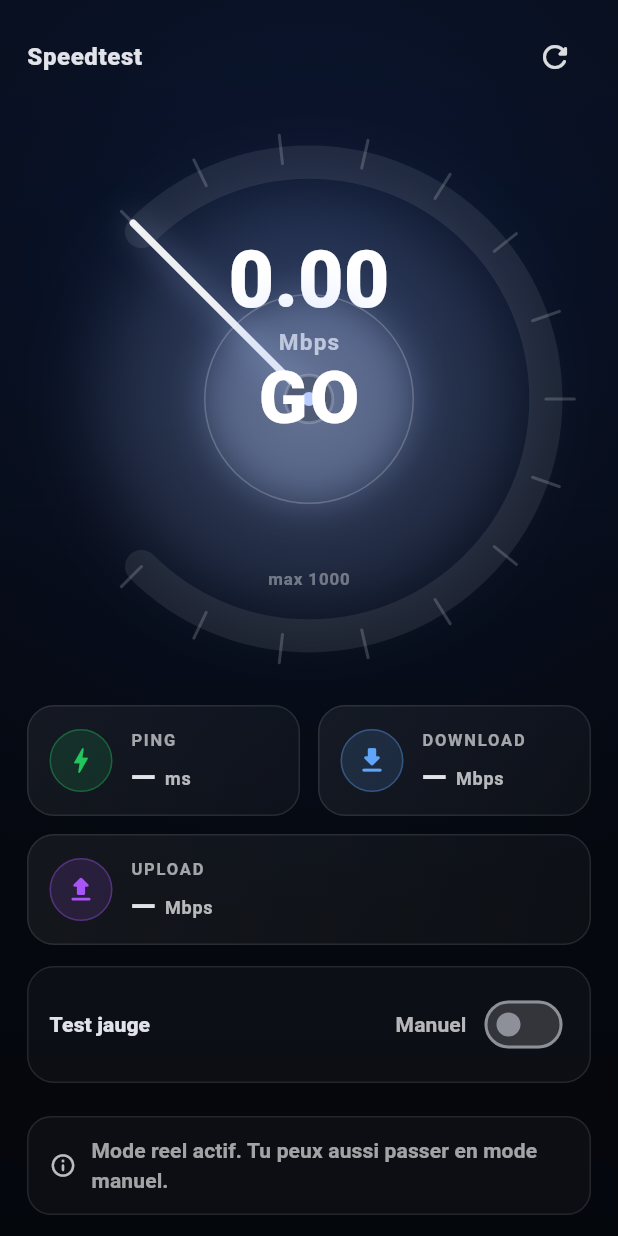
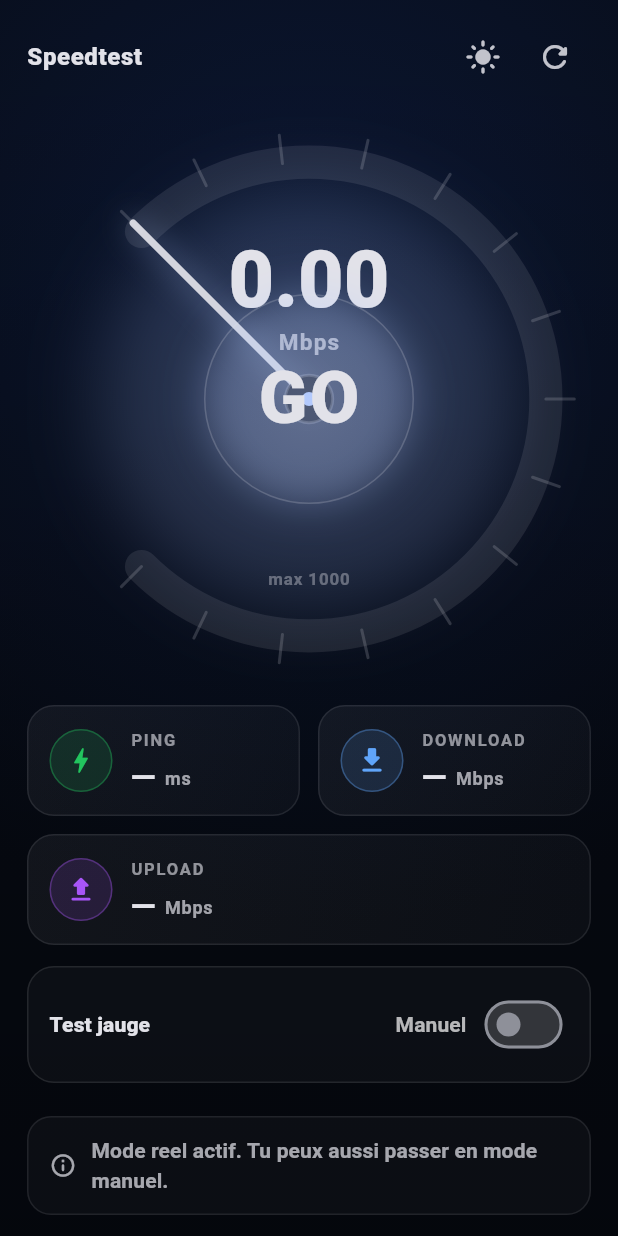
Before and after one commit to thibaultcrn1/projet-flutter-epsi, a Flutter app: the screen it shows after launch, on a phone screen of 412 x 824 dp. Run offline on Flutter 3.47's test engine with Material 3 defaults, Android fonts, the phone set to English and light mode, and no system bars.

Commit message:
feat(ThemeSwitcher,UnitTest): Add ThemeSwitcher (Light & Dark mode), Add Unit Tests

```diff
--- a/lib/main.dart
+++ b/lib/main.dart
@@ -6,23 +6,49 @@ void main() {
   runApp(const MyApp());
 }
 
-class MyApp extends StatelessWidget {
+class MyApp extends StatefulWidget {
   const MyApp({super.key});
 
   @override
+  State<MyApp> createState() => _MyAppState();
+}
+
+class _MyAppState extends State<MyApp> {
+  ThemeMode _themeMode = ThemeMode.dark;
+
+  void _toggleTheme() {
+    setState(() {
+      _themeMode = _themeMode == ThemeMode.dark ? ThemeMode.light : ThemeMode.dark;
+    });
+  }
+
+  @override
   Widget build(BuildContext context) {
+    const seed = Color(0xFF3B82F6);
     return MaterialApp(
       title: 'Speedtest',
       debugShowCheckedModeBanner: false,
       theme: ThemeData(
         colorScheme: ColorScheme.fromSeed(
-          seedColor: const Color(0xFF3B82F6),
+          seedColor: seed,
+          brightness: Brightness.light,
+        ),
+        scaffoldBackgroundColor: const Color(0xFFF2F6FF),
+        useMaterial3: true,
+      ),
+      darkTheme: ThemeData(
+        colorScheme: ColorScheme.fromSeed(
+          seedColor: seed,
           brightness: Brightness.dark,
         ),
         scaffoldBackgroundColor: const Color(0xFF070B14),
         useMaterial3: true,
       ),
-      home: const SpeedtestScreen(),
+      themeMode: _themeMode,
+      home: SpeedtestScreen(
+        isDarkMode: _themeMode == ThemeMode.dark,
+        onToggleTheme: _toggleTheme,
+      ),
     );
   }
 }
--- a/lib/speedtest/speedtest_screen.dart
+++ b/lib/speedtest/speedtest_screen.dart
@@ -5,7 +5,14 @@ import 'widgets/metric_card.dart';
 import 'widgets/speed_gauge.dart';
 
 class SpeedtestScreen extends StatefulWidget {
-  const SpeedtestScreen({super.key});
+  const SpeedtestScreen({
+    super.key,
+    required this.isDarkMode,
+    required this.onToggleTheme,
+  });
+
+  final bool isDarkMode;
+  final VoidCallback onToggleTheme;
 
   @override
   State<SpeedtestScreen> createState() => _SpeedtestScreenState();
@@ -46,18 +53,20 @@ class _SpeedtestScreenState extends State<SpeedtestScreen> {
   @override
   Widget build(BuildContext context) {
     final safe = MediaQuery.of(context).padding;
+    final isDark = Theme.of(context).brightness == Brightness.dark;
 
     return Scaffold(
       body: Stack(
         children: [
-          // Background (gradient + vignette)
           Positioned.fill(
             child: DecoratedBox(
               decoration: BoxDecoration(
                 gradient: RadialGradient(
                   center: const Alignment(0.0, -0.55),
                   radius: 1.05,
-                  colors: [const Color(0xFF0B1734), const Color(0xFF070B14)],
+                  colors: isDark
+                      ? [const Color(0xFF0B1734), const Color(0xFF070B14)]
+                      : [const Color(0xFFDDE8FF), const Color(0xFFF4F8FF)],
                 ),
               ),
             ),
@@ -69,8 +78,10 @@ class _SpeedtestScreenState extends State<SpeedtestScreen> {
                   begin: Alignment.topCenter,
                   end: Alignment.bottomCenter,
                   colors: [
-                    Colors.black.withValues(alpha: 0.00),
-                    Colors.black.withValues(alpha: 0.38),
+                    (isDark ? Colors.black : Colors.white).withValues(alpha: 0.00),
+                    (isDark ? Colors.black : Colors.white).withValues(
+                      alpha: isDark ? 0.38 : 0.32,
+                    ),
                   ],
                 ),
               ),
@@ -89,6 +100,8 @@ class _SpeedtestScreenState extends State<SpeedtestScreen> {
                       _TopBar(
                         isRunning: _controller.isRunning,
                         onReset: _controller.reset,
+                        isDarkMode: widget.isDarkMode,
+                        onToggleTheme: widget.onToggleTheme,
                       ),
                       const SizedBox(height: 16),
                       Expanded(
@@ -155,7 +168,7 @@ class _SpeedtestScreenState extends State<SpeedtestScreen> {
                                               .labelLarge
                                               ?.copyWith(
                                                 color: Colors.white.withValues(
-                                                  alpha: 0.62,
+                                                  alpha: isDark ? 0.62 : 0.82,
                                                 ),
                                                 fontWeight: FontWeight.w600,
                                               ),
@@ -185,10 +198,17 @@ class _SpeedtestScreenState extends State<SpeedtestScreen> {
 }
 
 class _TopBar extends StatelessWidget {
-  const _TopBar({required this.isRunning, required this.onReset});
+  const _TopBar({
+    required this.isRunning,
+    required this.onReset,
+    required this.isDarkMode,
+    required this.onToggleTheme,
+  });
 
   final bool isRunning;
   final VoidCallback onReset;
+  final bool isDarkMode;
+  final VoidCallback onToggleTheme;
 
   @override
   Widget build(BuildContext context) {
@@ -203,11 +223,19 @@ class _TopBar extends StatelessWidget {
         ),
         const Spacer(),
         IconButton(
+          onPressed: onToggleTheme,
+          tooltip: isDarkMode ? 'Passer en clair' : 'Passer en sombre',
+          icon: Icon(
+            isDarkMode ? Icons.light_mode_rounded : Icons.dark_mode_rounded,
+            color: Theme.of(context).colorScheme.onSurface.withValues(alpha: 0.85),
+          ),
+        ),
+        IconButton(
           onPressed: isRunning ? null : onReset,
           tooltip: 'Réinitialiser',
           icon: Icon(
             Icons.refresh_rounded,
-            color: Colors.white.withValues(alpha: 0.85),
+            color: Theme.of(context).colorScheme.onSurface.withValues(alpha: 0.85),
           ),
         ),
       ],
@@ -298,12 +326,13 @@ class _BottomHint extends StatelessWidget {
 
   @override
   Widget build(BuildContext context) {
+    final scheme = Theme.of(context).colorScheme;
     return Container(
       padding: const EdgeInsets.symmetric(horizontal: 14, vertical: 12),
       decoration: BoxDecoration(
         borderRadius: BorderRadius.circular(16),
-        border: Border.all(color: Colors.white.withValues(alpha: 0.10)),
-        color: Colors.white.withValues(alpha: 0.03),
+        border: Border.all(color: scheme.onSurface.withValues(alpha: 0.10)),
+        color: scheme.onSurface.withValues(alpha: 0.03),
       ),
       child: Row(
         children: [
@@ -312,7 +341,7 @@ class _BottomHint extends StatelessWidget {
                 ? Icons.wifi_tethering_rounded
                 : Icons.info_outline_rounded,
             size: 18,
-            color: Colors.white.withValues(alpha: 0.72),
+            color: scheme.onSurface.withValues(alpha: 0.72),
           ),
           const SizedBox(width: 10),
           Expanded(
@@ -321,7 +350,7 @@ class _BottomHint extends StatelessWidget {
                   ? 'Mesure reseau en cours (ping/download/upload).'
                   : 'Mode reel actif. Tu peux aussi passer en mode manuel.',
               style: Theme.of(context).textTheme.labelLarge?.copyWith(
-                color: Colors.white.withValues(alpha: 0.62),
+                color: scheme.onSurface.withValues(alpha: 0.72),
                 fontWeight: FontWeight.w600,
               ),
             ),
--- a/lib/speedtest/widgets/metric_card.dart
+++ b/lib/speedtest/widgets/metric_card.dart
@@ -20,17 +20,21 @@ class MetricCard extends StatelessWidget {
   Widget build(BuildContext context) {
     final scheme = Theme.of(context).colorScheme;
     final a = accent ?? scheme.primary;
+    final onSurface = scheme.onSurface;
+    final isDark = Theme.of(context).brightness == Brightness.dark;
     return Container(
       padding: const EdgeInsets.all(14),
       decoration: BoxDecoration(
         borderRadius: BorderRadius.circular(18),
-        border: Border.all(color: Colors.white.withValues(alpha: 0.10)),
+        border: Border.all(
+          color: onSurface.withValues(alpha: isDark ? 0.10 : 0.14),
+        ),
         gradient: LinearGradient(
           begin: Alignment.topLeft,
           end: Alignment.bottomRight,
           colors: [
-            Colors.white.withValues(alpha: 0.06),
-            Colors.white.withValues(alpha: 0.03),
+            onSurface.withValues(alpha: isDark ? 0.06 : 0.04),
+            onSurface.withValues(alpha: isDark ? 0.03 : 0.02),
           ],
         ),
       ),
@@ -56,7 +60,7 @@ class MetricCard extends StatelessWidget {
                   title.toUpperCase(),
                   style: Theme.of(context).textTheme.labelSmall?.copyWith(
                     letterSpacing: 1.2,
-                    color: Colors.white.withValues(alpha: 0.62),
+                    color: onSurface.withValues(alpha: 0.62),
                     fontWeight: FontWeight.w600,
                   ),
                 ),
@@ -80,7 +84,7 @@ class MetricCard extends StatelessWidget {
                         unit,
                         style: Theme.of(context).textTheme.labelMedium
                             ?.copyWith(
-                              color: Colors.white.withValues(alpha: 0.70),
+                              color: onSurface.withValues(alpha: 0.70),
                               fontWeight: FontWeight.w600,
                             ),
                       ),
--- a/lib/speedtest/widgets/speed_gauge.dart
+++ b/lib/speedtest/widgets/speed_gauge.dart
@@ -76,6 +76,8 @@ class _GoButton extends StatelessWidget {
   @override
   Widget build(BuildContext context) {
     final scheme = Theme.of(context).colorScheme;
+    final onSurface = scheme.onSurface;
+    final isDark = Theme.of(context).brightness == Brightness.dark;
     return GestureDetector(
       onTap: isRunning ? null : onTap,
       child: AnimatedOpacity(
@@ -88,11 +90,13 @@ class _GoButton extends StatelessWidget {
             shape: BoxShape.circle,
             gradient: RadialGradient(
               colors: [
-                Colors.white.withValues(alpha: 0.12),
-                Colors.white.withValues(alpha: 0.02),
+                onSurface.withValues(alpha: isDark ? 0.12 : 0.08),
+                onSurface.withValues(alpha: isDark ? 0.02 : 0.01),
               ],
             ),
-            border: Border.all(color: Colors.white.withValues(alpha: 0.20)),
+            border: Border.all(
+              color: onSurface.withValues(alpha: isDark ? 0.20 : 0.28),
+            ),
             boxShadow: [
               BoxShadow(
                 color: scheme.primary.withValues(alpha: 0.30),
@@ -108,7 +112,7 @@ class _GoButton extends StatelessWidget {
                 fontSize: diameter * 0.34,
                 fontWeight: FontWeight.w900,
                 letterSpacing: 1.8,
-                color: Colors.white,
+                color: onSurface,
               ),
             ),
           ),
@@ -155,7 +159,7 @@ class _GaugePainter extends CustomPainter {
       ..style = PaintingStyle.stroke
       ..strokeWidth = radius * 0.14
       ..strokeCap = StrokeCap.round
-      ..color = Colors.white.withValues(alpha: 0.08);
+      ..color = colorScheme.onSurface.withValues(alpha: 0.10);
     canvas.drawArc(rect, _startAngle, _sweepAngle, false, basePaint);
 
     final arcPaint = Paint()
@@ -183,7 +187,7 @@ class _GaugePainter extends CustomPainter {
 
   void _paintTicks(Canvas canvas, Offset center, double radius) {
     final tickPaint = Paint()
-      ..color = Colors.white.withValues(alpha: 0.18)
+      ..color = colorScheme.onSurface.withValues(alpha: 0.18)
       ..strokeWidth = 2
       ..strokeCap = StrokeCap.round;
 
@@ -205,7 +209,7 @@ class _GaugePainter extends CustomPainter {
 
   void _paintNeedle(Canvas canvas, Offset center, double radius, double angle) {
     final needlePaint = Paint()
-      ..color = Colors.white.withValues(alpha: 0.92)
+      ..color = colorScheme.onSurface.withValues(alpha: 0.92)
       ..strokeWidth = radius * 0.03
       ..strokeCap = StrokeCap.round;
 
@@ -227,7 +231,7 @@ class _GaugePainter extends CustomPainter {
       ..color = const Color(0xFF0B1224)
       ..style = PaintingStyle.fill;
     final hubBorder = Paint()
-      ..color = Colors.white.withValues(alpha: 0.22)
+      ..color = colorScheme.onSurface.withValues(alpha: 0.22)
       ..style = PaintingStyle.stroke
       ..strokeWidth = 2;
 
@@ -252,7 +256,7 @@ class _GaugePainter extends CustomPainter {
       text: TextSpan(
         text: valueText,
         style: TextStyle(
-          color: Colors.white,
+          color: colorScheme.onSurface,
           fontSize: size.width * 0.14,
           fontWeight: FontWeight.w800,
           height: 1.0,
@@ -266,7 +270,7 @@ class _GaugePainter extends CustomPainter {
       text: TextSpan(
         text: 'Mbps',
         style: TextStyle(
-          color: Colors.white.withValues(alpha: 0.70),
+          color: colorScheme.onSurface.withValues(alpha: 0.70),
           fontSize: size.width * 0.040,
           fontWeight: FontWeight.w700,
           letterSpacing: 0.8,
@@ -280,7 +284,7 @@ class _GaugePainter extends CustomPainter {
       text: TextSpan(
         text: isRunning ? phase : '',
         style: TextStyle(
-          color: Colors.white.withValues(alpha: 0.62),
+          color: colorScheme.onSurface.withValues(alpha: 0.62),
           fontSize: size.width * 0.034,
           fontWeight: FontWeight.w700,
           letterSpacing: 1.3,
@@ -294,7 +298,7 @@ class _GaugePainter extends CustomPainter {
       text: TextSpan(
         text: 'max ${maxMbps.toStringAsFixed(0)}',
         style: TextStyle(
-          color: Colors.white.withValues(alpha: 0.38),
+          color: colorScheme.onSurface.withValues(alpha: 0.38),
           fontSize: size.width * 0.030,
           fontWeight: FontWeight.w600,
           letterSpacing: 0.6,
```
Also changed, not shown: pubspec.yaml (+3 -70 lines), pubspec.lock, 7 other files.
